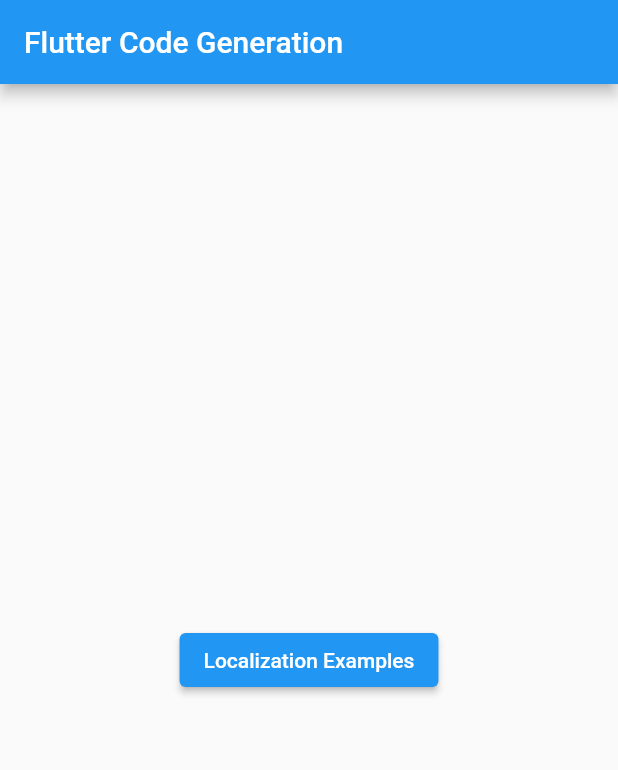
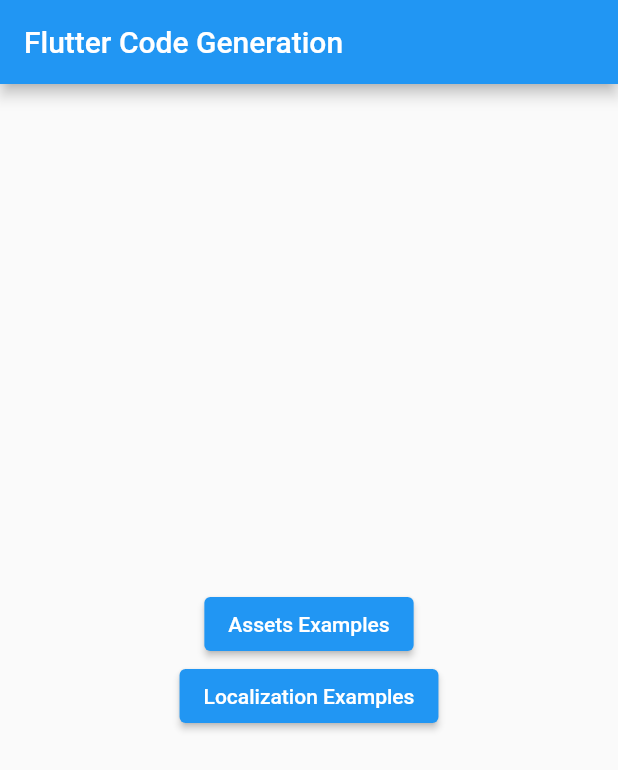
Before and after one commit to mkobuolys/flutter-code-generation, a Flutter app: the screen it shows after launch, on a phone screen of 412 x 824 dp. Shown: the top 770 px of the screen. Run offline on Flutter 3.47's test engine with Material 2 defaults, Android fonts, the phone set to English and light mode, and no system bars; our stand-ins replace flutter_svg; generated files the repository leaves out were written again.

Commit message:
Add assets: icons, images and Flare

```diff
--- /dev/null
+++ b/lib/assets/assets.dart
@@ -0,0 +1 @@
+export 'gen/assets.gen.dart' show Assets;
--- a/lib/l10n/arb/messages_en.arb
+++ b/lib/l10n/arb/messages_en.arb
@@ -51,5 +51,21 @@
         "example": "10"
       }
     }
+  },
+  "assetsExamplesTitle": "Assets Examples",
+  "@assetsExamplesTitle": {
+    "description": "Assets examples page title."
+  },
+  "assetsExamplesIconsText": "Icons",
+  "@assetsExamplesIconsText": {
+    "description": "Assets examples icons header text."
+  },
+  "assetsExamplesFlareText": "Flare",
+  "@assetsExamplesFlareText": {
+    "description": "Assets examples Flare header text."
+  },
+  "assetsExamplesImagesText": "Images",
+  "@assetsExamplesImagesText": {
+    "description": "Assets examples images header text."
   }
 }
--- a/lib/l10n/arb/messages_lt.arb
+++ b/lib/l10n/arb/messages_lt.arb
@@ -5,5 +5,9 @@
   "localizationExamplesLocaleText": "Lokalė: {locale}",
   "localizationExamplesCurrentDateText": "Šiandienos data: {date}",
   "localizationExamplesCurrencyText": "Kaina: {price}",
-  "localizationExamplesButtonPressedText": "{count,plural, =0 {Jūs dar nepaspaudėte mygtuko} =1 {Jūs paspaudėte mygtuką vieną kartą} other {Jūs paspaudėte mygtuką tiek kartų: {count}}}"
+  "localizationExamplesButtonPressedText": "{count,plural, =0 {Jūs dar nepaspaudėte mygtuko} =1 {Jūs paspaudėte mygtuką vieną kartą} other {Jūs paspaudėte mygtuką tiek kartų: {count}}}",
+  "assetsExamplesTitle": "Resursų pavyzdžiai",
+  "assetsExamplesIconsText": "Piktogramos",
+  "assetsExamplesFlareText": "Flare",
+  "assetsExamplesImagesText": "Paveikslėliai"
 }
--- a/lib/navigation/pages/localization_examples_page.dart
+++ b/lib/navigation/pages/localization_examples_page.dart
@@ -34,7 +34,7 @@
               languageCode: 'en',
               counter: _counter,
             ),
-            const Divider(height: 32.0),
+            const Divider(height: 16.0),
             _LocalizationExamplesContent(
               languageCode: 'lt',
               counter: _counter,
--- a/lib/navigation/pages/main_menu_page.dart
+++ b/lib/navigation/pages/main_menu_page.dart
@@ -18,6 +18,10 @@
         child: Column(
           mainAxisAlignment: MainAxisAlignment.center,
           children: [
+            _NavButton(
+              label: l10n.assetsExamplesTitle,
+              route: RouteGenerator.assetsExamplesPage,
+            ),
             _NavButton(
               label: l10n.localizationExamplesTitle,
               route: RouteGenerator.localizationExamplesPage,
--- a/lib/navigation/pages/pages.dart
+++ b/lib/navigation/pages/pages.dart
@@ -1,2 +1,3 @@
+export 'assets_examples_page.dart';
 export 'localization_examples_page.dart';
 export 'main_menu_page.dart';
--- a/lib/navigation/routes.dart
+++ b/lib/navigation/routes.dart
@@ -10,6 +10,7 @@
 
 class RouteGenerator {
   static const String mainMenuPage = '/';
+  static const String assetsExamplesPage = '/assets-examples';
   static const String localizationExamplesPage = '/localization-examples';
 
   const RouteGenerator._();
@@ -18,6 +19,8 @@
     switch (settings.name) {
       case mainMenuPage:
         return MaterialPageRoute(builder: (_) => const MainMenuPage());
+      case assetsExamplesPage:
+        return MaterialPageRoute(builder: (_) => const AssetsExamplesPage());
       case localizationExamplesPage:
         return MaterialPageRoute(
           builder: (_) => const LocalizationExamplesPage(),
```
Also changed, not shown: lib/navigation/pages/assets_examples_page.dart (added, +122 -0 lines), pubspec.yaml (+15 -0 lines), assets/images/dash-1.png (added), assets/images/dash-2.jpeg (added), assets/images/icons/github_logo.svg (added), assets/images/icons/medium_logo.svg (added), assets/images/icons/twitter_logo.svg (added), pubspec.lock, 2 other files.
